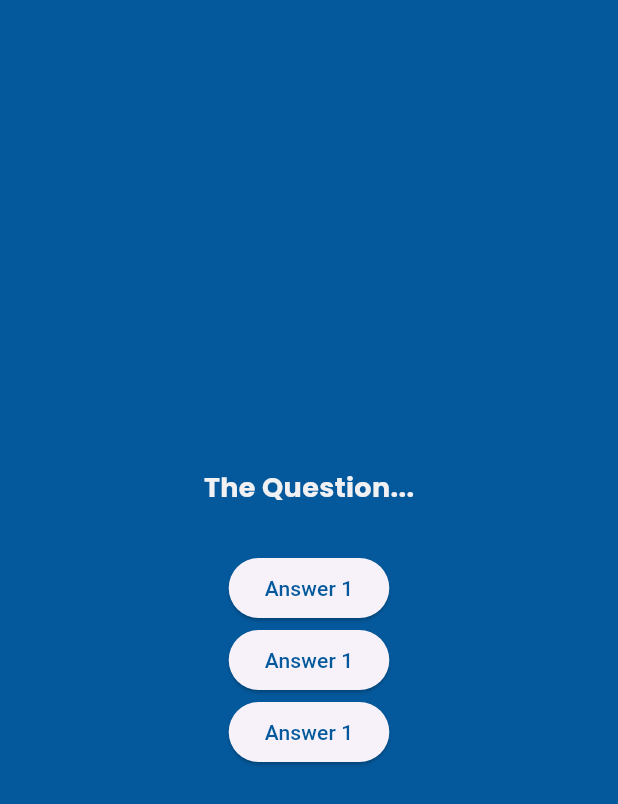
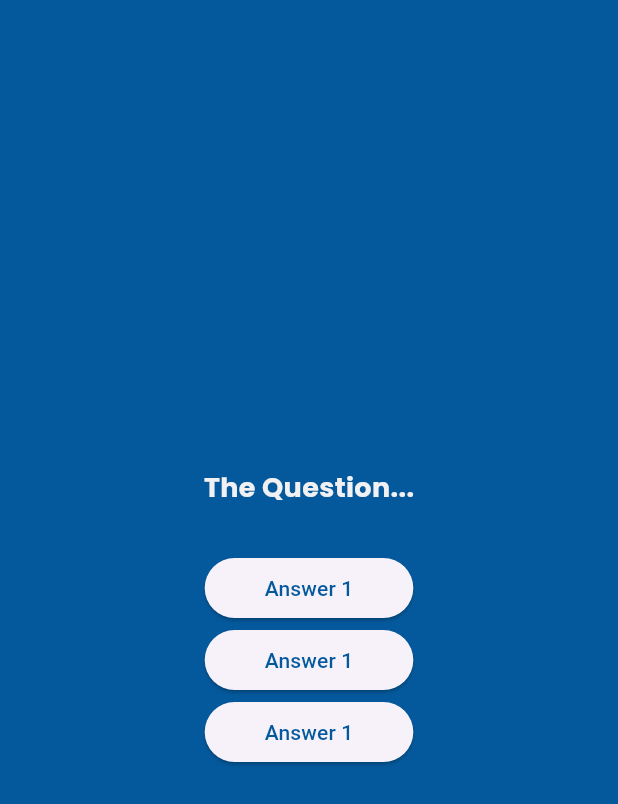
Before and after one commit to qyupaww/quiz_app, a Flutter app: the screen it shows after launch, after a tap on "Start Quiz", on a phone screen of 412 x 824 dp. Shown: the top 804 px of the screen. Run offline on Flutter 3.47's test engine with Material 3 defaults, Android fonts, the phone set to English and light mode, and no system bars; our stand-ins replace google_fonts.

Commit message:
button padding

```diff
--- a/lib/answer_button.dart
+++ b/lib/answer_button.dart
@@ -13,6 +13,15 @@ class AnswerButton extends StatelessWidget {
     return ElevatedButton(
       onPressed: onTap,
       style: ElevatedButton.styleFrom(
+        padding: const EdgeInsets.symmetric(
+          vertical: 10,
+          horizontal: 40,
+        ),
+        shape: RoundedRectangleBorder(
+          borderRadius: BorderRadius.circular(
+            20,
+          ),
+        ),
         foregroundColor: primaryColor,
       ),
       child: Text(answerText),
```
